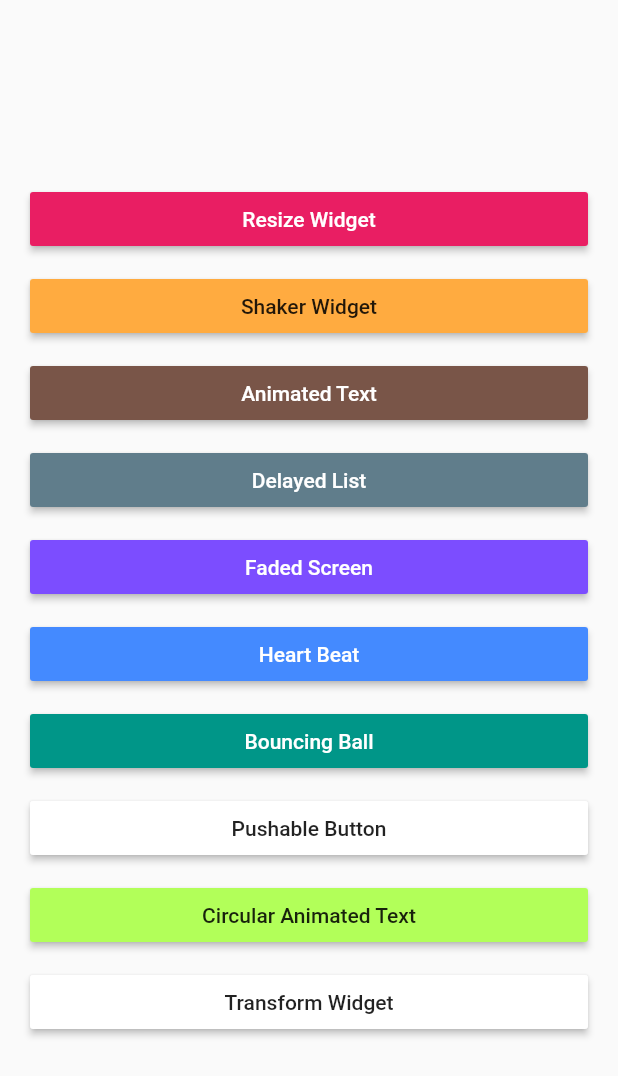
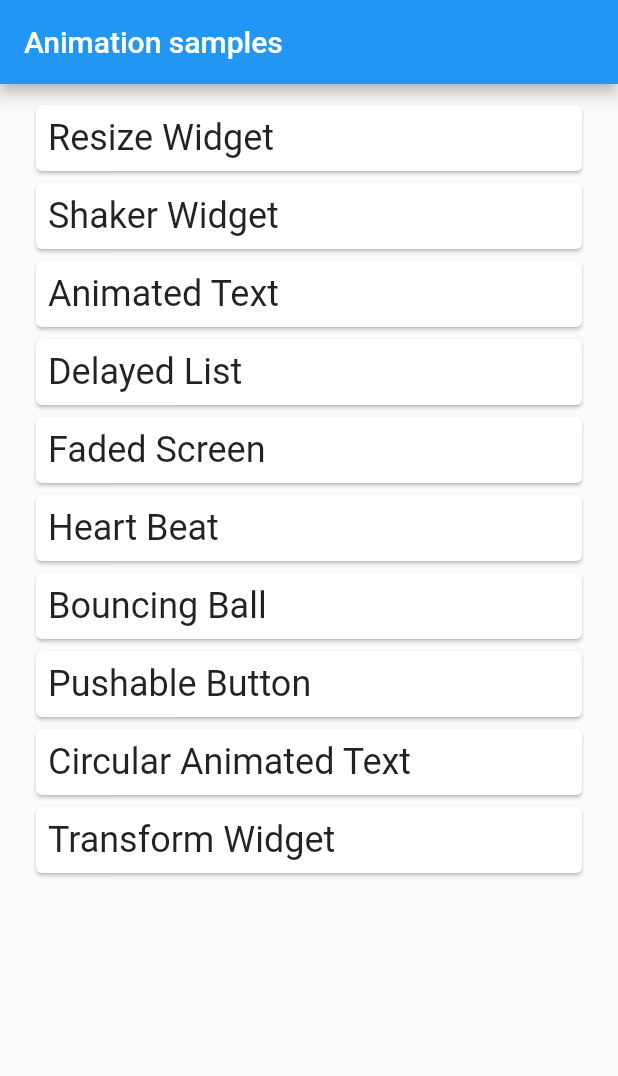
Before and after one commit to AliAkberAakash/flutter_animation_experiment, a Flutter app: the screen it shows after launch, on a phone screen of 412 x 824 dp. Shown: the top 1076 px of the screen. Run offline on Flutter 3.47's test engine with Material 2 defaults, Android fonts, the phone set to English and light mode, and no system bars; our stand-ins replace audioplayers; missing offline and left inert: flutter_circular_text.

Commit message:
refactor: make menu list dynamic

```diff
--- a/lib/menu_screen.dart
+++ b/lib/menu_screen.dart
@@ -8,7 +8,51 @@ import 'package:animation_experiment/pushable_button/pushable_button_example.dar
 import 'package:animation_experiment/resize_widget/resize_widget_example.dart';
 import 'package:animation_experiment/shaker_widget/shaker_widget_example.dart';
 import 'package:animation_experiment/transform_widget/transform_widget_example.dart';
+import 'package:animation_experiment/view_helper/animation_item_ui_model.dart';
 import 'package:flutter/material.dart';
+
+final List<AnimationItemUIModel> viewList = [
+  AnimationItemUIModel(
+    screenWidget: const ResizeWidgetExample(),
+    title: "Resize Widget",
+  ),
+  AnimationItemUIModel(
+    screenWidget: const ShakerWidgetExample(),
+    title: "Shaker Widget",
+  ),
+  AnimationItemUIModel(
+    screenWidget: const AnimatedTextExample(),
+    title: "Animated Text",
+  ),
+  AnimationItemUIModel(
+    screenWidget: const DelayedListExample(),
+    title: "Delayed List",
+  ),
+  AnimationItemUIModel(
+    screenWidget: const FadedScreenExample(),
+    title: "Faded Screen",
+  ),
+  AnimationItemUIModel(
+    screenWidget: const HeartBeatWidgetExample(),
+    title: "Heart Beat",
+  ),
+  AnimationItemUIModel(
+    screenWidget: const BouncingBallExample(),
+    title: "Bouncing Ball",
+  ),
+  AnimationItemUIModel(
+    screenWidget: const PushableButtonExample(),
+    title: "Pushable Button",
+  ),
+  AnimationItemUIModel(
+    screenWidget: const CircularAnimatedTextExample(),
+    title: "Circular Animated Text",
+  ),
+  AnimationItemUIModel(
+    screenWidget: const TransformWidgetExample(),
+    title: "Transform Widget",
+  ),
+];
 
 class MenuScreen extends StatelessWidget {
   const MenuScreen({Key? key}) : super(key: key);
@@ -16,88 +60,20 @@ class MenuScreen extends StatelessWidget {
   @override
   Widget build(BuildContext context) {
     return Scaffold(
+      appBar: AppBar(
+        title: const Text(
+          "Animation samples",
+        ),
+      ),
       body: Padding(
         padding: const EdgeInsets.symmetric(horizontal: 20, vertical: 10),
-        child: Column(
-          mainAxisAlignment: MainAxisAlignment.center,
-          children: const [
-            NavigatorButton(
-              screenWidget: ResizeWidgetExample(),
-              title: "Resize Widget",
-              color: Colors.pink,
-              textColor: Colors.white,
-            ),
-            VSpacer(),
-
-            NavigatorButton(
-              screenWidget: ShakerWidgetExample(),
-              title: "Shaker Widget",
-              color: Colors.orangeAccent,
-            ),
-            VSpacer(),
-
-            NavigatorButton(
-              screenWidget: AnimatedTextExample(),
-              title: "Animated Text",
-              color: Colors.brown,
-              textColor: Colors.white,
-            ),
-            VSpacer(),
-
-            NavigatorButton(
-              screenWidget: DelayedListExample(),
-              title: "Delayed List",
-              color: Colors.blueGrey,
-              textColor: Colors.white,
-            ),
-            VSpacer(),
-
-            NavigatorButton(
-              screenWidget: FadedScreenExample(),
-              title: "Faded Screen",
-              color: Colors.deepPurpleAccent,
-              textColor: Colors.white,
-            ),
-            VSpacer(),
-
-            NavigatorButton(
-              screenWidget: HeartBeatWidgetExample(),
-              title: "Heart Beat",
-              color: Colors.blueAccent,
-              textColor: Colors.white,
-            ),
-            VSpacer(),
-
-            NavigatorButton(
-              screenWidget: BouncingBallExample(),
-              title: "Bouncing Ball",
-              color: Colors.teal,
-              textColor: Colors.white,
-            ),
-            VSpacer(),
-
-            NavigatorButton(
-              screenWidget: PushableButtonExample(),
-              title: "Pushable Button",
-              color: Colors.white,
-            ),
-            VSpacer(),
-
-            NavigatorButton(
-              screenWidget: CircularAnimatedTextExample(),
-              title: "Circular Animated Text",
-              color: Colors.lightGreenAccent,
-            ),
-            VSpacer(),
-
-            NavigatorButton(
-              screenWidget: TransformWidgetExample(),
-              title: "Transform Widget",
-              color: Colors.white,
-            ),
-            VSpacer(),
-
-          ],
+        child: ListView.builder(
+          itemCount: viewList.length,
+          itemBuilder: (ctx, idx) {
+            return ListItemUi(
+              animationItemUIModel: viewList[idx],
+            );
+          },
         ),
       ),
     );
@@ -105,8 +81,8 @@ class MenuScreen extends StatelessWidget {
 }
 
 class VSpacer extends StatelessWidget {
+  final double height;
 
-  final double height;
   const VSpacer({Key? key, this.height = 10}) : super(key: key);
 
   @override
@@ -118,8 +94,8 @@ class VSpacer extends StatelessWidget {
 }
 
 class HSpacer extends StatelessWidget {
+  final double width;
 
-  final double width;
   const HSpacer({Key? key, this.width = 10}) : super(key: key);
 
   @override
@@ -130,55 +106,48 @@ class HSpacer extends StatelessWidget {
   }
 }
 
-class NavigatorButton extends StatelessWidget {
+class ListItemUi extends StatelessWidget {
+  final AnimationItemUIModel animationItemUIModel;
 
-  final Widget screenWidget;
-  final String title;
-  final Color color;
-  final Color textColor;
-
-  const NavigatorButton({
+  const ListItemUi({
     Key? key,
-    required this.screenWidget,
-    required this.title,
-    this.color = Colors.lightBlueAccent,
-    this.textColor = Colors.black87,
+    required this.animationItemUIModel,
   }) : super(key: key);
 
   @override
   Widget build(BuildContext context) {
-    return MaterialButton(
-      minWidth: double.infinity,
-      color: color,
+    return Card(
+      child: InkWell(
+        onTap: () {
+          Navigator.push(
+            context,
+            _getRoute(),
+          );
+        },
+        child: Padding(
+          padding: const EdgeInsets.all(8.0),
           child: Text(
-        title,
-        style: TextStyle(
-          color: textColor,
+            animationItemUIModel.title,
+            style: const TextStyle(fontSize: 24),
           ),
         ),
-      onPressed: (){
-        Navigator.push(
-          context,
-          _getRoute()
-        );
-      },
+      ),
     );
   }
 
-  Route _getRoute(){
+  Route _getRoute() {
     return PageRouteBuilder<SlideTransition>(
-      pageBuilder: (context,animation,secondaryAnimation)=> screenWidget,
-      transitionsBuilder: (context,animation,secondaryAnimation, child){
-
-        final tween = Tween<Offset>(begin: const Offset(0.0,0.1), end: Offset.zero);
+        pageBuilder: (context, animation, secondaryAnimation) =>
+            animationItemUIModel.screenWidget,
+        transitionsBuilder: (context, animation, secondaryAnimation, child) {
+          final tween =
+              Tween<Offset>(begin: const Offset(0.0, 0.1), end: Offset.zero);
           final curveTween = CurveTween(curve: Curves.ease);
 
           return SlideTransition(
             position: animation.drive(curveTween).drive(tween),
             child: child,
           );
+        });
   }
-    );
 }
-
-}
--- a/lib/resize_widget/resize_widget_example.dart
+++ b/lib/resize_widget/resize_widget_example.dart
@@ -13,6 +13,7 @@ class _ResizeWidgetExampleState extends State<ResizeWidgetExample> {
   @override
   Widget build(BuildContext context) {
     return Scaffold(
+      appBar: AppBar(),
       body: Padding(
         padding: const EdgeInsets.all(8.0),
         child: Column(
--- a/lib/shaker_widget/shaker_widget_example.dart
+++ b/lib/shaker_widget/shaker_widget_example.dart
@@ -15,6 +15,7 @@ class _ShakerWidgetExampleState extends State<ShakerWidgetExample> {
   @override
   Widget build(BuildContext context) {
     return Scaffold(
+      appBar: AppBar(),
       body: SafeArea(
         child: SizedBox(
           width: double.infinity,
--- /dev/null
+++ b/lib/view_helper/animation_item_ui_model.dart
@@ -0,0 +1,11 @@
+import 'package:flutter/material.dart';
+
+class AnimationItemUIModel {
+  final Widget screenWidget;
+  final String title;
+
+  AnimationItemUIModel({
+    required this.screenWidget,
+    required this.title,
+  });
+}
```
Also changed, not shown: pubspec.lock, 1 other file. Lines whose indentation alone changed are shown as unchanged.
